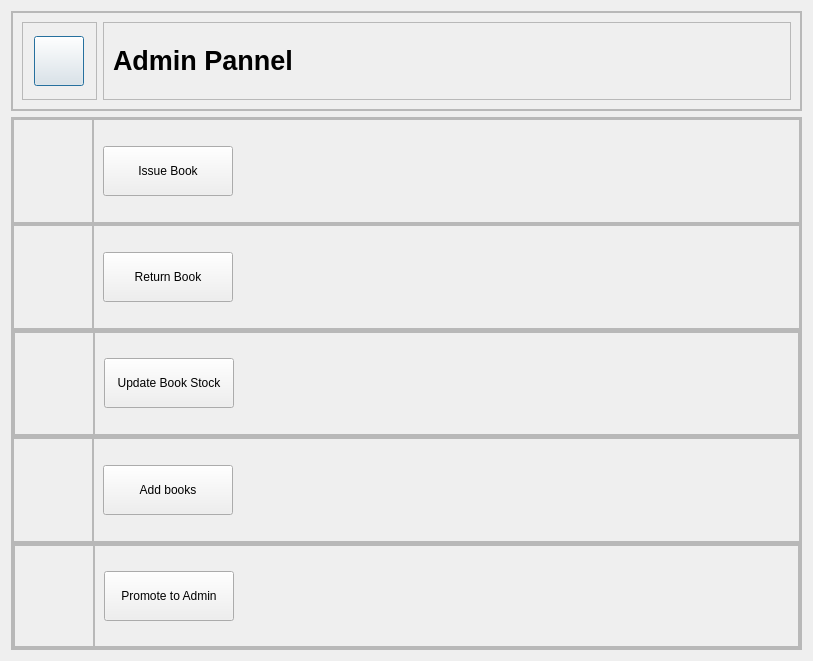
First picture: the form in adminpannel.ui, repository aavashlamichhane/LibMan, before the edit.
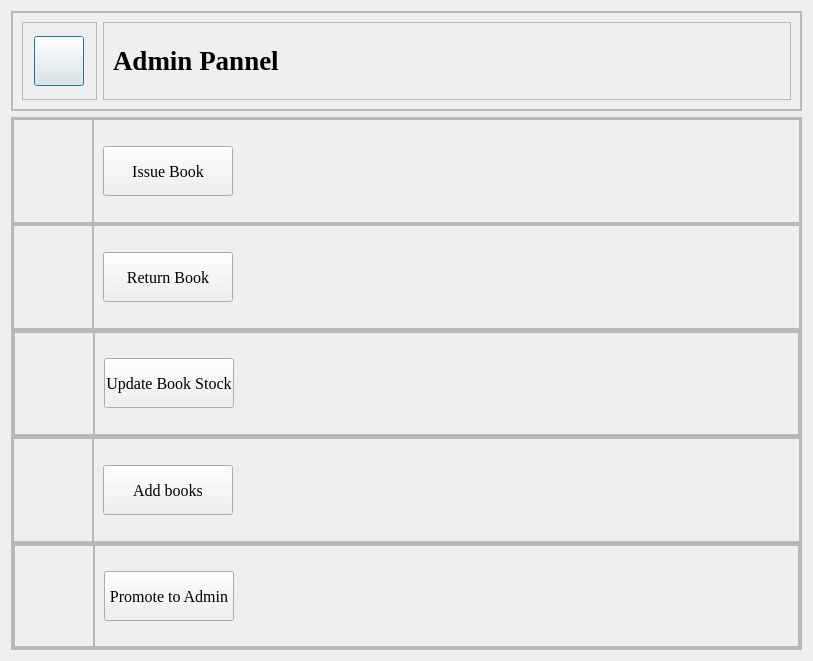
Second picture: the form after the edit. Icons and pictures are not drawn.

```diff
--- a/adminpannel.ui
+++ b/adminpannel.ui
@@ -111,6 +111,13 @@
            <layout class="QVBoxLayout" name="verticalLayout_8">
             <item>
              <widget class="QLabel" name="label_name">
+              <property name="font">
+               <font>
+                <family>Times New Roman</family>
+                <pointsize>24</pointsize>
+                <bold>true</bold>
+               </font>
+              </property>
               <property name="text">
                <string>&lt;html&gt;&lt;head/&gt;&lt;body&gt;&lt;p&gt;&lt;span style=&quot; font-size:20pt; font-weight:700;&quot;&gt;Admin Pannel&lt;/span&gt;&lt;/p&gt;&lt;/body&gt;&lt;/html&gt;</string>
               </property>
@@ -240,6 +247,12 @@
                 <height>50</height>
                </size>
               </property>
+              <property name="font">
+               <font>
+                <family>Times New Roman</family>
+                <pointsize>12</pointsize>
+               </font>
+              </property>
               <property name="text">
                <string>Issue Book</string>
               </property>
@@ -342,6 +355,12 @@
                 <height>50</height>
                </size>
               </property>
+              <property name="font">
+               <font>
+                <family>Times New Roman</family>
+                <pointsize>12</pointsize>
+               </font>
+              </property>
               <property name="text">
                <string>Return Book</string>
               </property>
@@ -468,6 +487,12 @@
                    <height>50</height>
                   </size>
                  </property>
+                 <property name="font">
+                  <font>
+                   <family>Times New Roman</family>
+                   <pointsize>12</pointsize>
+                  </font>
+                 </property>
                  <property name="text">
                   <string>Update Book Stock</string>
                  </property>
@@ -573,6 +598,12 @@
                 <height>50</height>
                </size>
               </property>
+              <property name="font">
+               <font>
+                <family>Times New Roman</family>
+                <pointsize>12</pointsize>
+               </font>
+              </property>
               <property name="text">
                <string>Add books</string>
               </property>
@@ -699,6 +730,12 @@
                    <height>50</height>
                   </size>
                  </property>
+                 <property name="font">
+                  <font>
+                   <family>Times New Roman</family>
+                   <pointsize>12</pointsize>
+                  </font>
+                 </property>
                  <property name="text">
                   <string>Promote to Admin</string>
                  </property>
```
